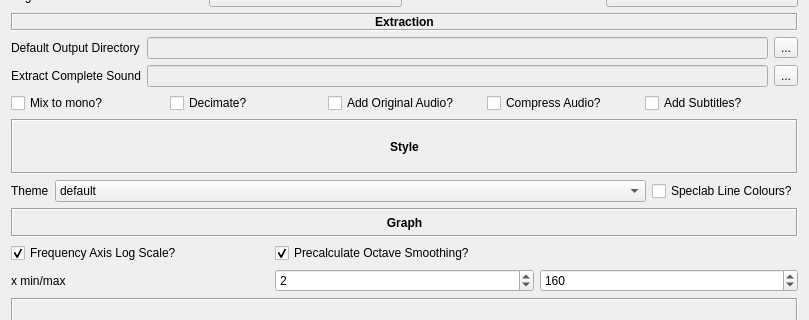
The window that src/main/python/ui/preferences.ui (3ll3d00d/beqdesigner) describes before a commit, drawn with Qt 5; both pictures show x 0 to 809 and y 177 to 497 of the 809 by 776 pixel window.
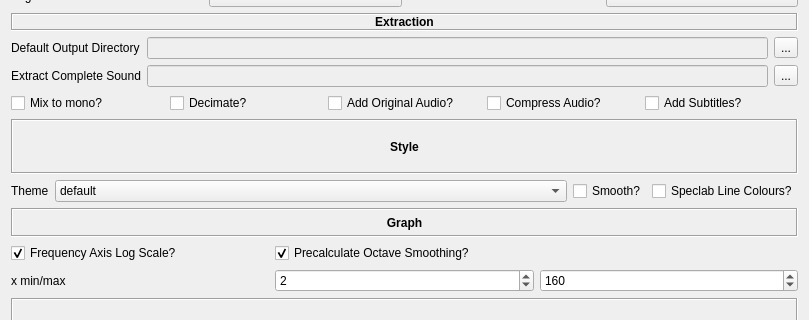
The same window after the commit.

What changed in the file:
```diff
--- a/src/main/python/ui/preferences.ui
+++ b/src/main/python/ui/preferences.ui
@@ -318,24 +318,8 @@
       </layout>
      </item>
      <item>
-      <layout class="QGridLayout" name="stylePane" columnstretch="0,1,0">
-       <item row="1" column="0">
-        <widget class="QLabel" name="themeLabel">
-         <property name="text">
-          <string>Theme</string>
-         </property>
-        </widget>
-       </item>
-       <item row="1" column="1">
-        <widget class="QComboBox" name="themePicker">
-         <item>
-          <property name="text">
-           <string>default</string>
-          </property>
-         </item>
-        </widget>
-       </item>
-       <item row="0" column="0" colspan="3">
+      <layout class="QGridLayout" name="stylePane" columnstretch="0,1,0,0">
+       <item row="0" column="0" colspan="4">
         <widget class="QLabel" name="styleLabel">
          <property name="font">
           <font>
@@ -357,13 +341,36 @@
          </property>
         </widget>
        </item>
-       <item row="1" column="2">
+       <item row="1" column="0">
+        <widget class="QLabel" name="themeLabel">
+         <property name="text">
+          <string>Theme</string>
+         </property>
+        </widget>
+       </item>
+       <item row="1" column="3">
         <widget class="QCheckBox" name="speclabLineStyle">
          <property name="text">
           <string>Speclab Line Colours?</string>
          </property>
         </widget>
        </item>
+       <item row="1" column="1">
+        <widget class="QComboBox" name="themePicker">
+         <item>
+          <property name="text">
+           <string>default</string>
+          </property>
+         </item>
+        </widget>
+       </item>
+       <item row="1" column="2">
+        <widget class="QCheckBox" name="smoothGraphs">
+         <property name="text">
+          <string>Smooth?</string>
+         </property>
+        </widget>
+       </item>
       </layout>
      </item>
      <item>
```
